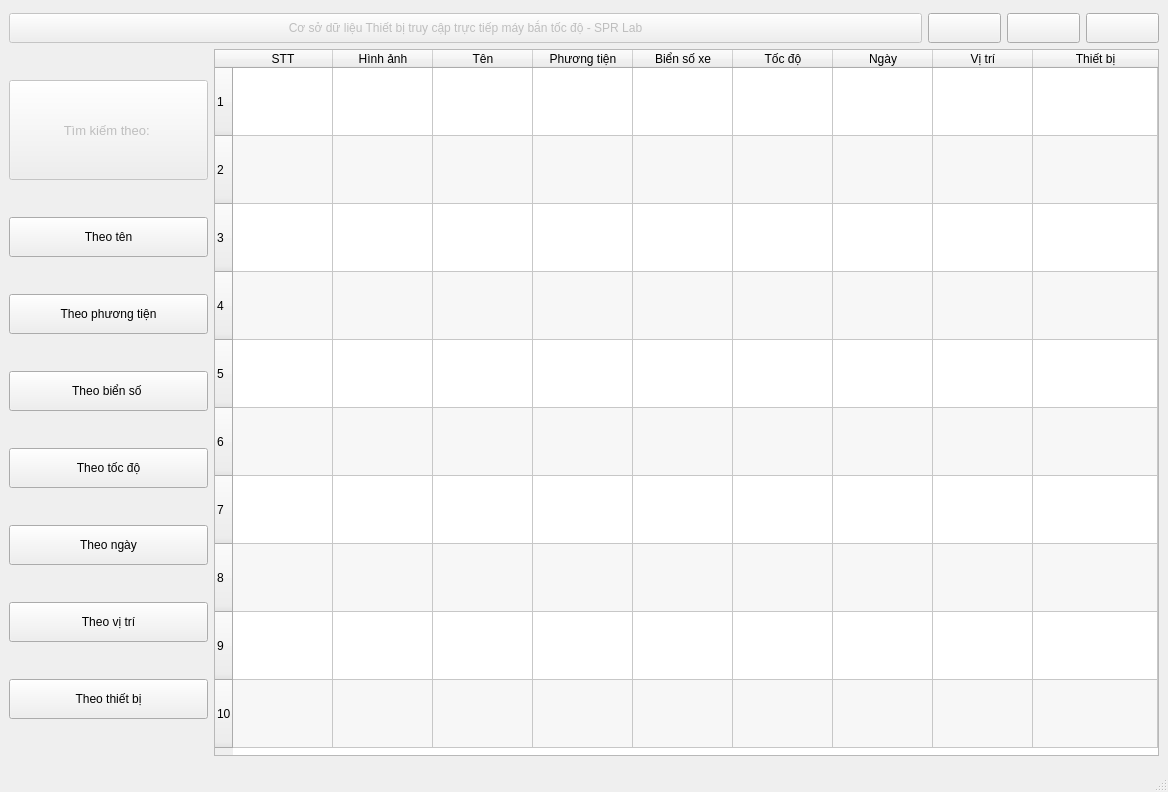
holy36/SPEEDCAM, file search.ui: the form before one commit.
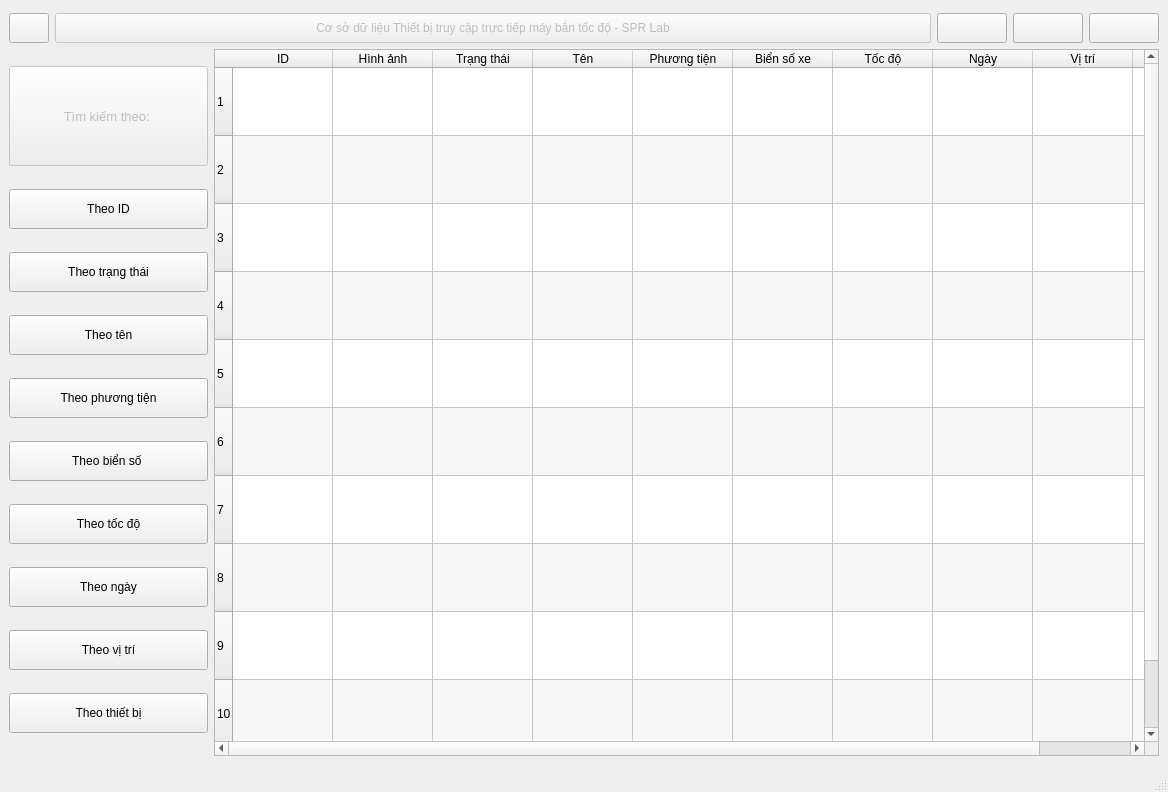
The form after the commit.

Diff of the .ui file:
```diff
--- a/search.ui
+++ b/search.ui
@@ -21,7 +21,20 @@
        <number>0</number>
       </property>
       <item>
-       <layout class="QHBoxLayout" name="horizontalLayout_2" stretch="25,2,2,2">
+       <layout class="QHBoxLayout" name="horizontalLayout_2" stretch="0,25,2,2,2">
+        <item>
+         <widget class="QPushButton" name="showall">
+          <property name="minimumSize">
+           <size>
+            <width>0</width>
+            <height>30</height>
+           </size>
+          </property>
+          <property name="text">
+           <string/>
+          </property>
+         </widget>
+        </item>
         <item>
          <widget class="QPushButton" name="bgroundsearch">
           <property name="enabled">
@@ -104,6 +117,32 @@
             </property>
            </widget>
           </item>
+          <item>
+           <widget class="QPushButton" name="byid">
+            <property name="minimumSize">
+             <size>
+              <width>0</width>
+              <height>40</height>
+             </size>
+            </property>
+            <property name="text">
+             <string>Theo ID</string>
+            </property>
+           </widget>
+          </item>
+          <item>
+           <widget class="QPushButton" name="bystatus">
+            <property name="minimumSize">
+             <size>
+              <width>0</width>
+              <height>40</height>
+             </size>
+            </property>
+            <property name="text">
+             <string>Theo trạng thái</string>
+            </property>
+           </widget>
+          </item>
           <item>
            <widget class="QPushButton" name="byname">
             <property name="minimumSize">
@@ -314,7 +353,7 @@
           </row>
           <column>
            <property name="text">
-            <string>STT</string>
+            <string>ID</string>
            </property>
           </column>
           <column>
@@ -322,6 +361,11 @@
             <string>Hình ảnh</string>
            </property>
           </column>
+          <column>
+           <property name="text">
+            <string>Trạng thái</string>
+           </property>
+          </column>
           <column>
            <property name="text">
             <string>Tên</string>
```
